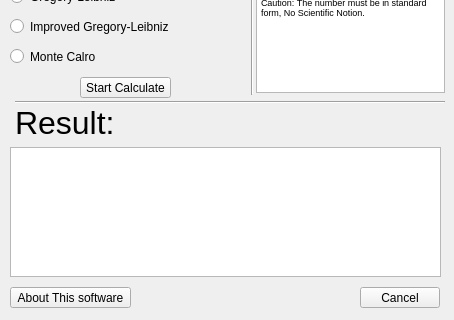
First picture: the form in Programming/Python/PIGUI(Py edition)/PIGUI/form.ui, repository kenryuS/KenryusSideProjects, before the edit; both pictures show x 0 to 454 and y 163 to 483 of the 454 by 483 pixel window.
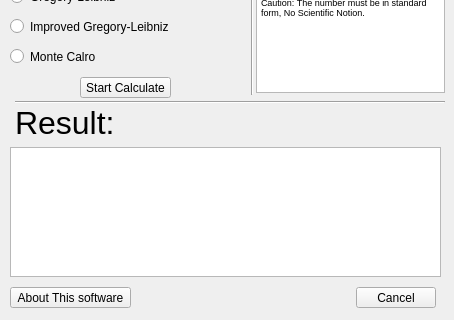
Second picture: the form after the edit.

Diff of the .ui file:
```diff
--- a/Programming/Python/PIGUI(Py edition)/PIGUI/form.ui
+++ b/Programming/Python/PIGUI(Py edition)/PIGUI/form.ui
@@ -87,19 +87,6 @@
     <enum>Qt::Vertical</enum>
    </property>
   </widget>
-  <widget class="QDialogButtonBox" name="buttonBox">
-   <property name="geometry">
-    <rect>
-     <x>360</x>
-     <y>450</y>
-     <width>80</width>
-     <height>21</height>
-    </rect>
-   </property>
-   <property name="standardButtons">
-    <set>QDialogButtonBox::Cancel</set>
-   </property>
-  </widget>
   <widget class="QTextBrowser" name="output">
    <property name="geometry">
     <rect>
@@ -276,6 +263,19 @@
     <string>Improved Gregory-Leibniz</string>
    </property>
   </widget>
+  <widget class="QDialogButtonBox" name="buttonBox">
+   <property name="geometry">
+    <rect>
+     <x>355</x>
+     <y>450</y>
+     <width>81</width>
+     <height>21</height>
+    </rect>
+   </property>
+   <property name="standardButtons">
+    <set>QDialogButtonBox::Cancel</set>
+   </property>
+  </widget>
  </widget>
  <resources/>
  <connections>
```
Left out of the diff: 8 changed lines with no effect on the pictures.
